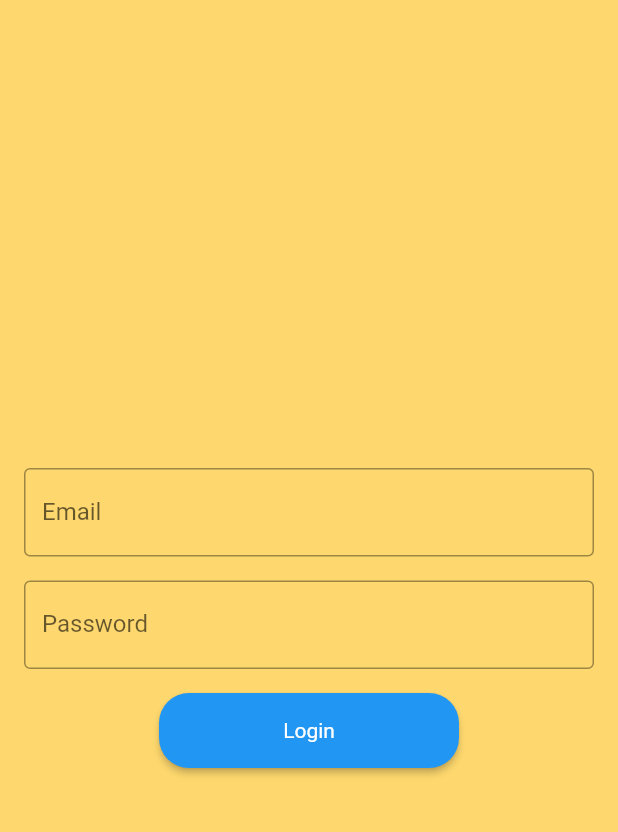
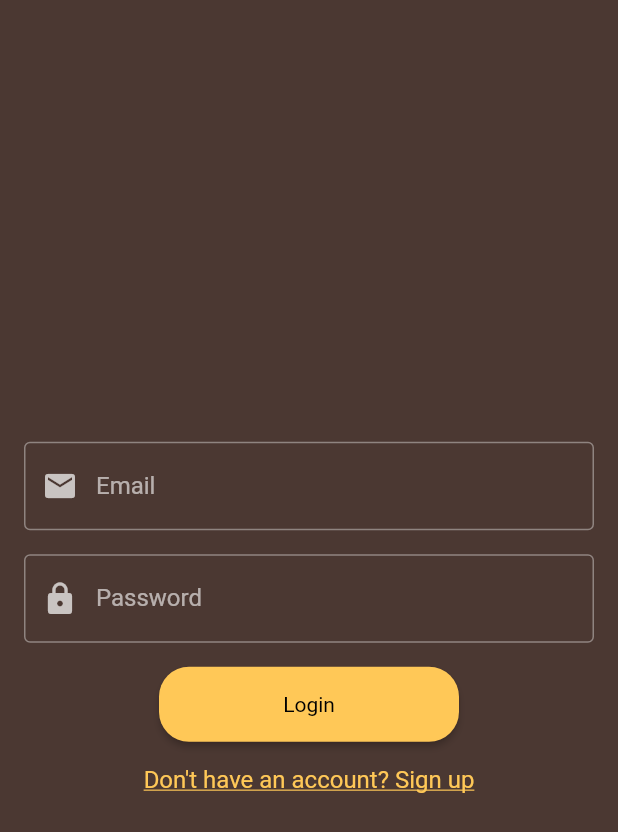
Before and after one commit to ham-rin/Hamrin.UI, a Flutter app: the LoginPage screen opened directly, on a phone screen of 412 x 824 dp. Shown: the top 832 px of the screen. Run offline on Flutter 3.47's test engine with Material 2 defaults, Android fonts, the phone set to English and light mode, and no system bars; our stand-ins replace dio, flutter_secure_storage, get, package_info; accounts and stored records are empty.

Commit message:
Create routing and manage page routing

```diff
--- a/lib/main.dart
+++ b/lib/main.dart
@@ -1,11 +1,43 @@
 import 'package:flutter/material.dart';
 import 'package:get/get.dart';
-import 'package:hamrin_app/presentation/controllers/home_controller.dart';
-import 'package:hamrin_app/presentation/pages/login_page.dart';
+import 'package:hamrin_app/presentation/pages/splash_page.dart';
+import 'package:hamrin_app/presentation/routes/app_pages.dart';
+import 'package:hamrin_app/presentation/routes/app_routes.dart';
 
 void main() {
   runApp(const MyApp());
 }
+
+const Color modernYellow = Color(0xFFFFC857);
+const Color modernBrown = Color(0xFF4B3832);
+
+final MaterialColor modernYellowMaterialColor =
+    MaterialColor(modernYellow.value, const <int, Color>{
+  50: Color(0xFFFFFCE5),
+  100: Color(0xFFFFF9CC),
+  200: Color(0xFFFFF299),
+  300: Color(0xFFFFEE66),
+  400: Color(0xFFFFE94D),
+  500: modernYellow,
+  600: Color(0xFFFFC13A),
+  700: Color(0xFFFFB327),
+  800: Color(0xFFFFA914),
+  900: Color(0xFFFFA100),
+});
+
+final MaterialColor modernBrownMaterialColor =
+    MaterialColor(modernBrown.value, const <int, Color>{
+  50: Color(0xFFE8E3DF),
+  100: Color(0xFFC8BFB8),
+  200: Color(0xFFA6918F),
+  300: Color(0xFF866266),
+  400: Color(0xFF6E4E4B),
+  500: modernBrown,
+  600: Color(0xFF4E322A),
+  700: Color(0xFF3C271D),
+  800: Color(0xFF2A1C11),
+  900: Color(0xFF180D06),
+});
 
 class MyApp extends StatelessWidget {
   const MyApp({super.key});
@@ -15,40 +47,13 @@ class MyApp extends StatelessWidget {
     return GetMaterialApp(
       title: 'Hamrin',
       theme: ThemeData(
-          primarySwatch: Colors.blue,
-          primaryColor: const Color.fromARGB(1, 254, 216, 110),
-          scaffoldBackgroundColor: const Color.fromARGB(255, 254, 216, 110)),
-      home: MainPage(),
+          colorScheme: ColorScheme.fromSwatch(
+              primarySwatch: modernYellowMaterialColor,
+              accentColor: modernBrownMaterialColor,
+              brightness: Brightness.dark),
+          scaffoldBackgroundColor: modernBrown),
+      initialRoute: AppRoutes.splash,
+      getPages: AppPages.pages.toList(),
     );
   }
 }
-
-class MainPage extends StatelessWidget {
-  MainPage({super.key});
-
-  final HomeController controller = Get.put(HomeController());
-
-  @override
-  Widget build(context) {
-    return Scaffold(
-        body: Center(
-      child: Column(
-        mainAxisAlignment: MainAxisAlignment.center,
-        children: <Widget>[
-          const Text(
-            'You have pushed the button this many times:',
-          ),
-          Obx(() => Text(
-                "${controller.count}",
-                style: Theme.of(context).textTheme.headlineMedium,
-              )),
-          OutlinedButton(
-              onPressed: () => Get.to(LoginPage()),
-              child: const Text("Increment")),
-          OutlinedButton(
-              onPressed: () => controller.reset(), child: const Text("Reset"))
-        ],
-      ),
-    ));
-  }
-}
--- a/lib/presentation/pages/login_page.dart
+++ b/lib/presentation/pages/login_page.dart
@@ -1,6 +1,7 @@
 import 'package:flutter/material.dart';
 import 'package:get/get.dart';
 import 'package:hamrin_app/presentation/controllers/login_controller.dart';
+import 'package:hamrin_app/presentation/pages/home_page.dart';
 
 class LoginPage extends StatelessWidget {
   LoginPage({Key? key}) : super(key: key);
@@ -22,6 +23,7 @@ class LoginPage extends StatelessWidget {
                   controller: controller.emailController,
                   decoration: const InputDecoration(
                     labelText: 'Email',
+                    prefixIcon: Icon(Icons.mail),
                     border: OutlineInputBorder(),
                   ),
                   validator: (value) => value!.isEmpty
@@ -36,6 +38,7 @@ class LoginPage extends StatelessWidget {
                   obscureText: true,
                   decoration: const InputDecoration(
                     labelText: 'Password',
+                    prefixIcon: Icon(Icons.lock),
                     border: OutlineInputBorder(),
                   ),
                   validator: (value) =>
@@ -48,7 +51,7 @@ class LoginPage extends StatelessWidget {
                         ? null
                         : () => controller.login(),
                     style: ElevatedButton.styleFrom(
-                      backgroundColor: Colors.blue,
+                      backgroundColor: Theme.of(context).colorScheme.primary,
                       textStyle: const TextStyle(color: Colors.white),
                       shape: RoundedRectangleBorder(
                         borderRadius: BorderRadius.circular(20),
@@ -69,6 +72,20 @@ class LoginPage extends StatelessWidget {
                         : const Text('Login'),
                   ),
                 ),
+                const SizedBox(height: 16.0),
+                GestureDetector(
+                  onTap: () {
+                    Get.to(() => HomePage());
+                  },
+                  child: Text(
+                    'Don\'t have an account? Sign up',
+                    style: TextStyle(
+                      fontSize: 16.0,
+                      color: Theme.of(context).colorScheme.primary,
+                      decoration: TextDecoration.underline,
+                    ),
+                  ),
+                )
               ],
             ),
           ),
--- /dev/null
+++ b/lib/presentation/routes/app_pages.dart
@@ -0,0 +1,22 @@
+import 'package:get/get_navigation/src/routes/get_route.dart';
+import 'package:hamrin_app/presentation/pages/home_page.dart';
+import 'package:hamrin_app/presentation/pages/login_page.dart';
+import 'package:hamrin_app/presentation/pages/splash_page.dart';
+import 'package:hamrin_app/presentation/routes/app_routes.dart';
+
+class AppPages {
+  static final pages = [
+    GetPage(
+      name: AppRoutes.splash,
+      page: () => SplashPage(),
+    ),
+    GetPage(
+      name: AppRoutes.home,
+      page: () => HomePage(),
+    ),
+    GetPage(
+      name: AppRoutes.login,
+      page: () => LoginPage(),
+    ),
+  ];
+}
--- /dev/null
+++ b/lib/presentation/routes/app_routes.dart
@@ -0,0 +1,5 @@
+class AppRoutes{
+  static const String home = '/';
+  static const String login = '/login';
+  static const String splash = '/splash';
+}
--- a/pubspec.yaml
+++ b/pubspec.yaml
@@ -39,6 +39,7 @@ dependencies:
   #Third parties
   get:
   dio:
+  package_info:
   flutter_secure_storage:
 
 dev_dependencies:
```
Also changed, not shown: lib/presentation/controllers/home_controller.dart (deleted, +0 -11 lines), lib/presentation/controllers/splash_controller.dart (added, +17 -0 lines), lib/presentation/pages/splash_page.dart (added, +37 -0 lines).
